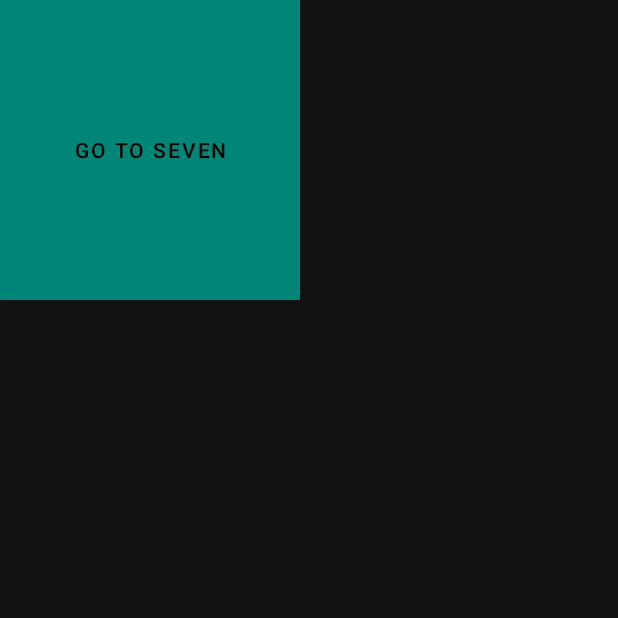
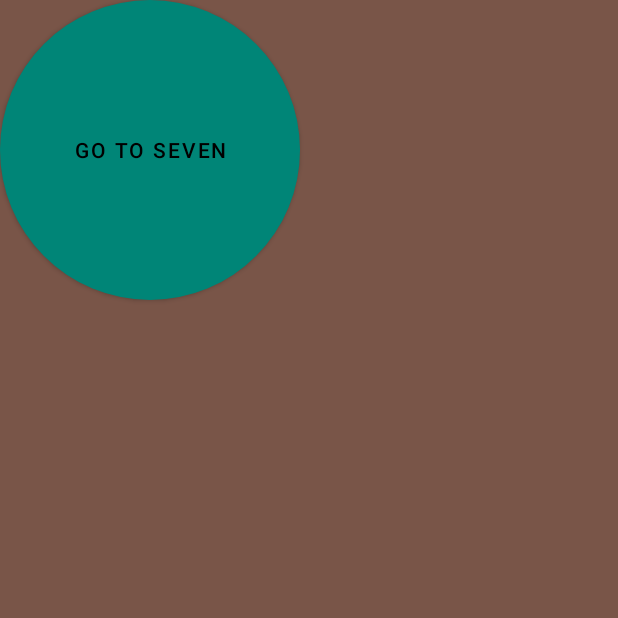
Before and after one commit to migueln1987/TenActivityApp2, an Android app: the ActivitySix screen opened directly, with no data from a screen before it, on a phone screen of 412 x 824 dp, the top half of it. Run offline under Robolectric (Android 15) with nearby library versions, the phone set to English and light mode, and no system bars.

```diff
--- a/app/src/main/res/drawable/button_round.xml
+++ b/app/src/main/res/drawable/button_round.xml
@@ -1,4 +1,11 @@
 <?xml version="1.0" encoding="utf-8"?>
-<selector xmlns:android="http://schemas.android.com/apk/res/android">
-
-</selector>
+<shape xmlns:android="http://schemas.android.com/apk/res/android"
+       android:shape="rectangle">
+    <solid android:color="@color/backgroundSeven" />
+    <corners
+            android:bottomLeftRadius="500dp"
+            android:bottomRightRadius="500dp"
+            android:topLeftRadius="500dp"
+            android:topRightRadius="500dp"
+    />
+</shape>
--- a/app/src/main/res/layout/activity_five.xml
+++ b/app/src/main/res/layout/activity_five.xml
@@ -14,6 +14,7 @@
             app:layout_constraintBottom_toBottomOf="parent"
             app:layout_constraintStart_toStartOf="parent"
             app:layout_constraintEnd_toEndOf="parent"
-            android:text="@string/go_to_six"/>
+            android:text="@string/go_to_six"
+    android:backgroundTint="@color/backgroundSix"/>
 
 </androidx.constraintlayout.widget.ConstraintLayout>
--- a/app/src/main/res/layout/activity_four.xml
+++ b/app/src/main/res/layout/activity_four.xml
@@ -10,7 +10,7 @@
     <Button
             android:layout_width="match_parent"
             android:layout_height="wrap_content"
-            android:background="@color/backgroundOne"
+            android:backgroundTint="@color/backgroundThree"
             android:id="@+id/button_to_five" app:layout_constraintStart_toStartOf="parent"
             app:layout_constraintEnd_toEndOf="parent" app:layout_constraintTop_toTopOf="parent"
             app:layout_constraintBottom_toBottomOf="parent" android:layout_marginBottom="683dp"
--- a/app/src/main/res/layout/activity_six.xml
+++ b/app/src/main/res/layout/activity_six.xml
@@ -1,8 +1,9 @@
 <?xml version="1.0" encoding="utf-8"?>
 
 <androidx.constraintlayout.widget.ConstraintLayout
-        xmlns:app="http://schemas.android.com/apk/res-auto" android:layout_width="match_parent"
-        xmlns:android="http://schemas.android.com/apk/res/android"
+        xmlns:app="http://schemas.android.com/apk/res-auto" xmlns:android="http://schemas.android.com/apk/res/android"
+        android:layout_width="match_parent"
+        android:background="@color/backgroundSix"
         android:layout_height="match_parent">
     <FrameLayout
             xmlns:android="http://schemas.android.com/apk/res/android"
@@ -12,6 +13,7 @@
             app:layout_constraintTop_toTopOf="parent"
             app:layout_constraintStart_toStartOf="parent"
             app:layout_constraintEnd_toEndOf="parent"
-            app:layout_constraintBottom_toBottomOf="parent">
+            app:layout_constraintBottom_toBottomOf="parent"
+    >
     </FrameLayout>
 </androidx.constraintlayout.widget.ConstraintLayout>
--- a/app/src/main/res/layout/activity_three.xml
+++ b/app/src/main/res/layout/activity_three.xml
@@ -16,7 +16,8 @@
             app:layout_constraintEnd_toStartOf="@+id/guideline" android:layout_marginEnd="8dp"
             app:layout_constraintHorizontal_bias="0.638" android:layout_marginTop="8dp"
             app:layout_constraintTop_toTopOf="@+id/guideline3" android:layout_marginBottom="8dp"
-            app:layout_constraintBottom_toTopOf="@+id/guideline2"/>
+            app:layout_constraintBottom_toTopOf="@+id/guideline2"
+    android:backgroundTint="@color/backgroundFour"/>
     <androidx.constraintlayout.widget.Guideline android:layout_width="wrap_content" android:layout_height="wrap_content"
                                                 android:id="@+id/guideline" app:layout_constraintGuide_begin="151dp"
                                                 android:orientation="vertical"/>
--- a/app/src/main/res/layout/activity_two.xml
+++ b/app/src/main/res/layout/activity_two.xml
@@ -20,6 +20,6 @@
             android:layout_marginStart="8dp" android:layout_marginBottom="8dp"
             app:layout_constraintBottom_toBottomOf="parent"
             app:layout_constraintEnd_toEndOf="parent"
-            android:background="@color/backgroundOne"
+            android:backgroundTint="@color/backgroundOne"
             android:layout_marginEnd="8dp"/>
 </androidx.constraintlayout.widget.ConstraintLayout>
--- a/app/src/main/res/layout/fragment__button_six.xml
+++ b/app/src/main/res/layout/fragment__button_six.xml
@@ -1,9 +1,14 @@
 <?xml version="1.0" encoding="utf-8"?>
-<Button xmlns:android="http://schemas.android.com/apk/res/android"
+
+<com.google.android.material.button.MaterialButton
+        xmlns:android="http://schemas.android.com/apk/res/android"
+        xmlns:app="http://schemas.android.com/apk/res-auto"
         android:id="@+id/button_to_seven"
         android:layout_width="200dp"
         android:layout_height="200dp"
         android:text="@string/go_to_seven"
-        android:background="@color/backgroundSix">
+        app:cornerRadius="500dp"
+        android:backgroundTint="@color/backgroundFive"
+        android:background="@drawable/button_round">
 
-</Button>
+</com.google.android.material.button.MaterialButton>
--- a/app/src/main/res/layout/fragment_button_eight.xml
+++ b/app/src/main/res/layout/fragment_button_eight.xml
@@ -3,6 +3,7 @@
         android:layout_width="250dp"
         android:layout_height="match_parent"
         android:text="@string/go_to_nine"
-        android:id="@+id/button_to_nine">
+        android:id="@+id/button_to_nine"
+        android:backgroundTint="@color/backgroundSeven">
 
 </Button>
--- a/app/src/main/res/layout/fragment_button_nine.xml
+++ b/app/src/main/res/layout/fragment_button_nine.xml
@@ -4,6 +4,6 @@
         android:layout_height="125dp"
         android:text="@string/go_to_ten"
         android:id="@+id/button_to_ten"
-        android:background="@color/backgroundFive">
+        android:backgroundTint="@color/backgroundTen">
 
 </Button>
--- a/app/src/main/res/layout/fragment_button_seven.xml
+++ b/app/src/main/res/layout/fragment_button_seven.xml
@@ -3,6 +3,7 @@
         android:layout_width="40dp"
         android:layout_height="300dp"
         android:text="@string/go_to_eight"
-        android:id="@+id/button_to_eight">
+        android:id="@+id/button_to_eight"
+        android:backgroundTint="@color/backgroundEight">
 
 </Button>
--- a/app/src/main/res/layout/fragment_button_ten.xml
+++ b/app/src/main/res/layout/fragment_button_ten.xml
@@ -3,6 +3,7 @@
         android:id="@+id/button_back_to_one"
         android:text="@string/olays_snackbar"
         xmlns:android="http://schemas.android.com/apk/res/android"
+        android:backgroundTint="@color/backgroundNine"
         android:layout_width="150dp"
         android:layout_height="200dp">
 
--- a/app/src/main/res/values/strings.xml
+++ b/app/src/main/res/values/strings.xml
@@ -10,4 +10,6 @@
     <string name="go_to_six">Go To Six</string>
     <string name="go_back_to_the_beginning">Go Back To The Beginning</string>
     <string name="olays_snackbar">Press for Olay\'s snackbar</string>
+    <string name="channel_name">Channel Name</string>
+    <string name="channel_description">Channel Description</string>
 </resources>
```
Also changed, not shown: app/src/main/java/com/example/tenactivityapp/activities/ActivityFive.kt (+27 -5 lines), app/src/main/res/layout/activity_eight.xml (+6 -2 lines), app/src/main/res/layout/activity_nine.xml (+9 -3 lines), app/src/main/res/layout/activity_seven.xml (+10 -2 lines), app/src/main/res/layout/activity_ten.xml (+22 -5 lines).
